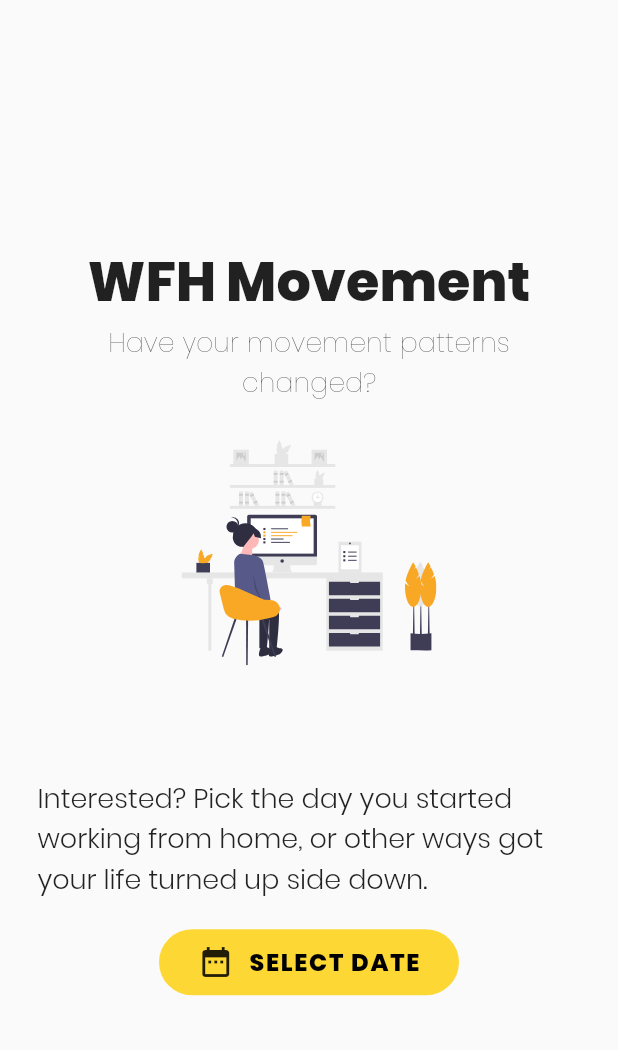
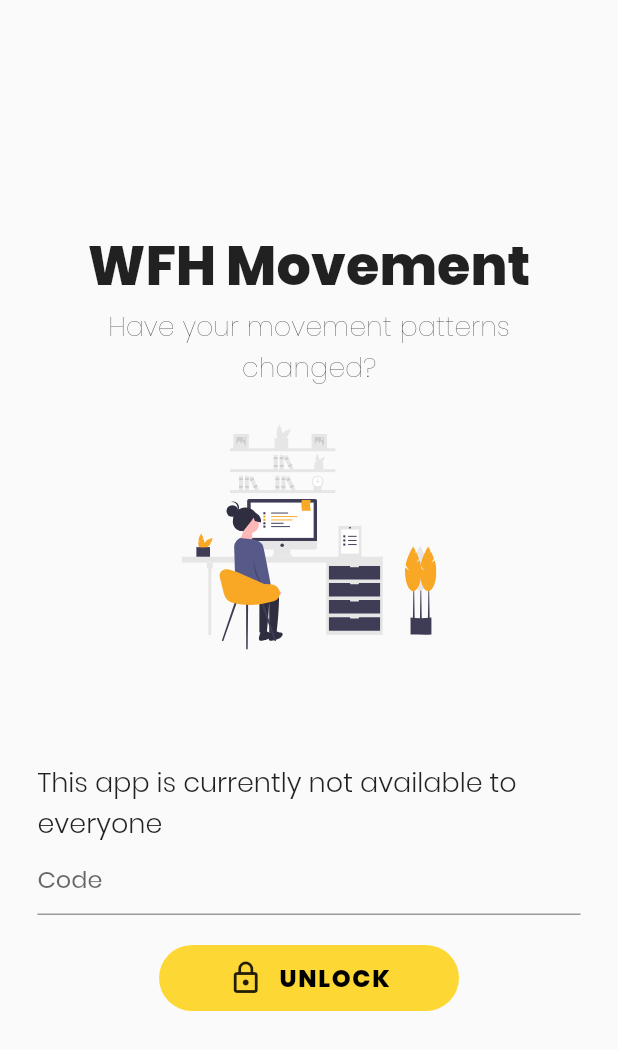
Before and after one commit to hci-gu/corona-movement, a Flutter app: the screen it shows after launch, on a phone screen of 412 x 824 dp. Shown: the top 1050 px of the screen. Run offline on Flutter 3.47's test engine with Material 2 defaults, Android fonts, the phone set to English and light mode, and no system bars; our stand-ins replace cookie_jar, dio, dio_cookie_manager, firebase_analytics, fl_chart, flutter_hooks and 3 more; missing offline and left inert: dio_retry, health, workmanager; accounts and stored records are empty.

Commit message:
add unlock feature, update tracking

```diff
--- a/app/lib/api.dart
+++ b/app/lib/api.dart
@@ -216,6 +216,21 @@ Future<LatestUpload> getLatestUpload(String userId) async {
   return LatestUpload.fromJson(data);
 }
 
+Future<bool> unlock(String code) async {
+  const url = '$API_URL/code';
+  var response = await http.post(
+    url,
+    headers: <String, String>{
+      'Content-Type': 'application/json; charset=UTF-8',
+    },
+    body: jsonEncode({
+      'code': code,
+    }),
+  );
+
+  return response.statusCode == 200;
+}
+
 Future<bool> ping() async {
   print('pingpong');
   const url = '$API_URL/ping';
--- a/app/lib/pages/onboarding/introduction.dart
+++ b/app/lib/pages/onboarding/introduction.dart
@@ -5,6 +5,7 @@ import 'package:flutter/material.dart';
 import 'package:flutter_hooks/flutter_hooks.dart';
 import 'package:flutter_svg/svg.dart';
 import 'package:wfhmovement/models/steps.dart';
+import 'package:wfhmovement/models/user_model.dart';
 import 'package:wfhmovement/pages/onboarding/select-data-source.dart';
 import 'package:wfhmovement/widgets/button.dart';
 
@@ -12,6 +13,9 @@ class Introduction extends HookWidget {
   @override
   Widget build(BuildContext context) {
     OnboardingModel onboarding = useModel(onboardingAtom);
+    User user = useModel(userAtom);
+    var code = useTextEditingController(text: user.code);
+    var unlock = useAction(unlockAction);
     useEffect(() {
       globalAnalytics.observer.analytics
           .setCurrentScreen(screenName: 'Introduction');
@@ -20,8 +24,8 @@ class Introduction extends HookWidget {
     return Center(
       child: Container(
         margin: EdgeInsets.symmetric(horizontal: 25),
-        child: Column(
-          mainAxisAlignment: MainAxisAlignment.center,
+        child: ListView(
+          shrinkWrap: true,
           children: <Widget>[
             Text(
               'WFH Movement',
@@ -40,6 +44,62 @@ class Introduction extends HookWidget {
                 height: 150,
               ),
             ),
+            user.unlocked
+                ? pickDateWidget(context, onboarding)
+                : unlockWidget(user, code, unlock)
+          ],
+        ),
+      ),
+    );
+  }
+
+  Widget unlockWidget(user, code, unlock) {
+    return Column(
+      children: [
+        SizedBox(
+          height: 50,
+        ),
+        Text(
+          'This app is currently not available to everyone',
+          style: TextStyle(fontSize: 18, fontWeight: FontWeight.w300),
+        ),
+        TextField(
+          controller: code,
+          keyboardType: TextInputType.text,
+          onChanged: (value) {
+            user.setCode(value);
+          },
+          decoration: InputDecoration(
+            hintText: 'Code',
+          ),
+        ),
+        SizedBox(
+          height: 20,
+        ),
+        StyledButton(
+          icon: user.loading
+              ? Container(
+                  padding: EdgeInsets.all(10),
+                  child: AspectRatio(
+                    aspectRatio: 1,
+                    child: CircularProgressIndicator(
+                      valueColor: AlwaysStoppedAnimation<Color>(Colors.black),
+                    ),
+                  ))
+              : Icon(
+                  user.code.length > 0 ? Icons.lock_open : Icons.lock_outline),
+          title: 'Unlock',
+          onPressed: () {
+            unlock();
+          },
+        ),
+      ],
+    );
+  }
+
+  Widget pickDateWidget(context, onboarding) {
+    return Column(
+      children: [
         SizedBox(
           height: 50,
         ),
@@ -53,15 +113,13 @@ class Introduction extends HookWidget {
         StyledButton(
           icon: Icon(Icons.date_range),
           title: 'Select date',
-              onPressed: () => _onPressed(context, onboarding),
+          onPressed: () => _onSelectDatePressed(context, onboarding),
         ),
       ],
-        ),
-      ),
     );
   }
 
-  void _onPressed(BuildContext context, onboarding) async {
+  void _onSelectDatePressed(BuildContext context, onboarding) async {
     var date = await showDatePicker(
       context: context,
       initialDate: DateTime.parse('2020-03-18'),
--- a/serverless.yaml
+++ b/serverless.yaml
@@ -18,6 +18,9 @@ apiGateway:
   inputs:
     region: eu-central-1
     endpoints:
+      - path: /unlock
+        method: POST
+        function: ${api.arn}
       - path: /register
         method: POST
         function: ${api.arn}
```
Also changed, not shown: app/lib/models/user_model.dart (+38 -18 lines), app/lib/pages/settings.dart (+12 -7 lines), app/lib/widgets/day-select.dart (+12 -2 lines), app/lib/widgets/days-bar-chart.dart (+26 -9 lines), 2 other files. Lines whose indentation alone changed are shown as unchanged.
